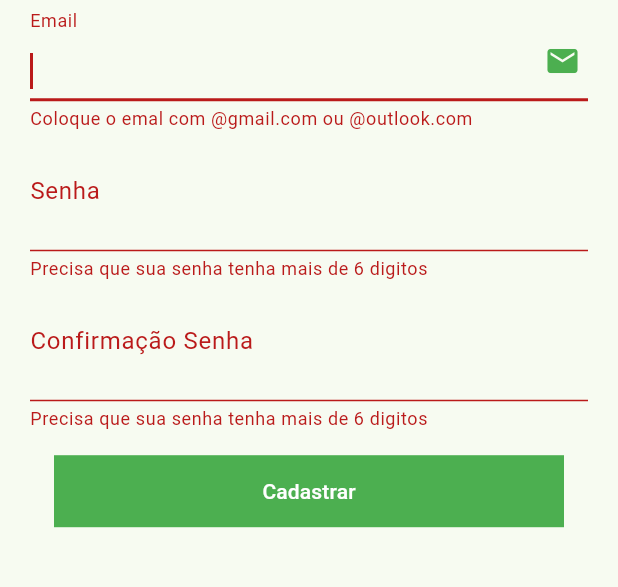
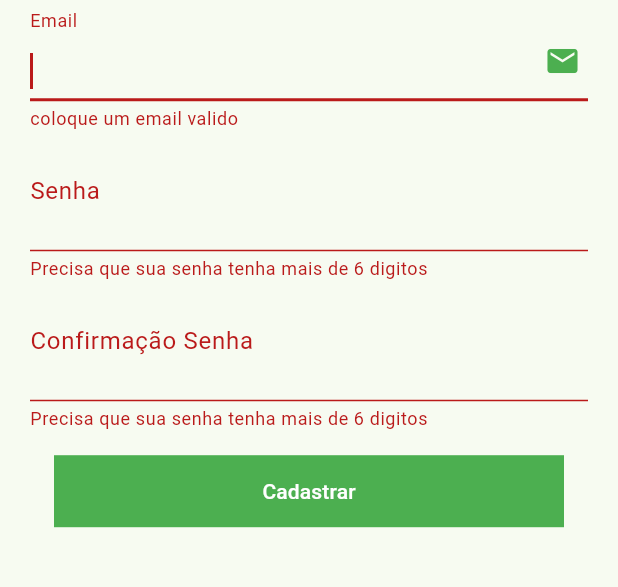
Before and after one commit to Esdras132/lista_app, a Flutter app: the SignUpPage screen opened directly, after a tap on "Cadastrar", on a phone screen of 412 x 824 dp, the part 274-861 px from its top. Run offline on Flutter 3.47's test engine with Material 3 defaults, Android fonts, the phone set to English and light mode, and no system bars; our stand-ins replace brasil_fields, cloud_firestore, email_validator, firebase_auth, firebase_core, shared_preferences; accounts and stored records are empty; network calls fail.

Commit message:
login top

```diff
--- a/lib/lista-compras.dart
+++ b/lib/dentro_app/lista-compras.dart
@@ -1,4 +1,4 @@
-import 'package:Lista_de_compras/items_page.dart';
+import 'package:Lista_de_compras/dentro_app/items_page.dart';
 import 'package:Lista_de_compras/firebase/model.dart';
 import 'package:firebase_auth/firebase_auth.dart';
 import 'package:flutter/material.dart';
--- a/lib/login/sign-up_page.dart
+++ b/lib/login/sign-up_page.dart
@@ -1,7 +1,7 @@
 import 'package:firebase_auth/firebase_auth.dart';
 import 'package:flutter/material.dart';
 import "dart:developer";
-
+import 'package:email_validator/email_validator.dart';
 import 'package:flutter/services.dart';
 
 class SignUpPage extends StatefulWidget {
@@ -56,11 +56,13 @@ class _SignUpPageState extends State<SignUpPage> {
                     onEditingComplete: () => TextInput.finishAutofillContext(),
                     controller: _email,
                     validator: (value) {
-                      if (!value!.contains('@gmail.com') &&
-                          !value.contains('@outlook.com')) {
-                        return 'Coloque o emal com @gmail.com ou @outlook.com';
+                      if (value == null) {
+                        return 'coloque um email valido';
+                      } else if (!EmailValidator.validate(value!)) {
+                        return 'coloque um email valido';
+                      } else {
+                        return null;
                       }
-                      return null;
                     },
                     decoration: const InputDecoration(
                         labelText: 'Email',
@@ -155,7 +157,8 @@ class _SignUpPageState extends State<SignUpPage> {
                       margin: const EdgeInsets.all(16.0),
                       child: TextButton(
                         onPressed: () async {
-                          if (_formKey.currentState!.validate()) {
+                          final form = _formKey.currentState!;
+                          if (form.validate()) {
                             if (_senha.text != _confirmacaoSenha.text) {
                               _naoEstao();
                             } else {
--- /dev/null
+++ b/lib/login/teste.dart
@@ -0,0 +1,9 @@
+import 'dart:core';
+import 'package:email_validator/email_validator.dart';
+
+void main() {
+  const String email = 'fredrik.eilertsen@gail.com';
+  final bool isValid = EmailValidator.validate(email);
+
+  print('Email is valid? ' + (isValid ? 'yes' : 'no'));
+}
--- a/pubspec.yaml
+++ b/pubspec.yaml
@@ -30,8 +30,9 @@ environment:
 dependencies:
   flutter:
     sdk: flutter
+  email_validator: '^2.1.16'
   shared_preferences: ^2.2.2
-  intl: ^0.19.0 # Use a versão mais recente disponível
+  intl: ^0.19.0
   brasil_fields: ^1.14.2
   cupertino_icons: ^1.0.6
   firebase_core: ^2.24.2
```
Also changed, not shown: lib/login/Redefinir_senha.dart (added, +74 -0 lines), lib/login/login.dart (+16 -5 lines), lib/login/verifyEmail.dart (+8 -12 lines), lib/dentro_app/home_page.dart (renamed from lib/home_page.dart), lib/dentro_app/items_page.dart (renamed from lib/items_page.dart), pubspec.lock.
